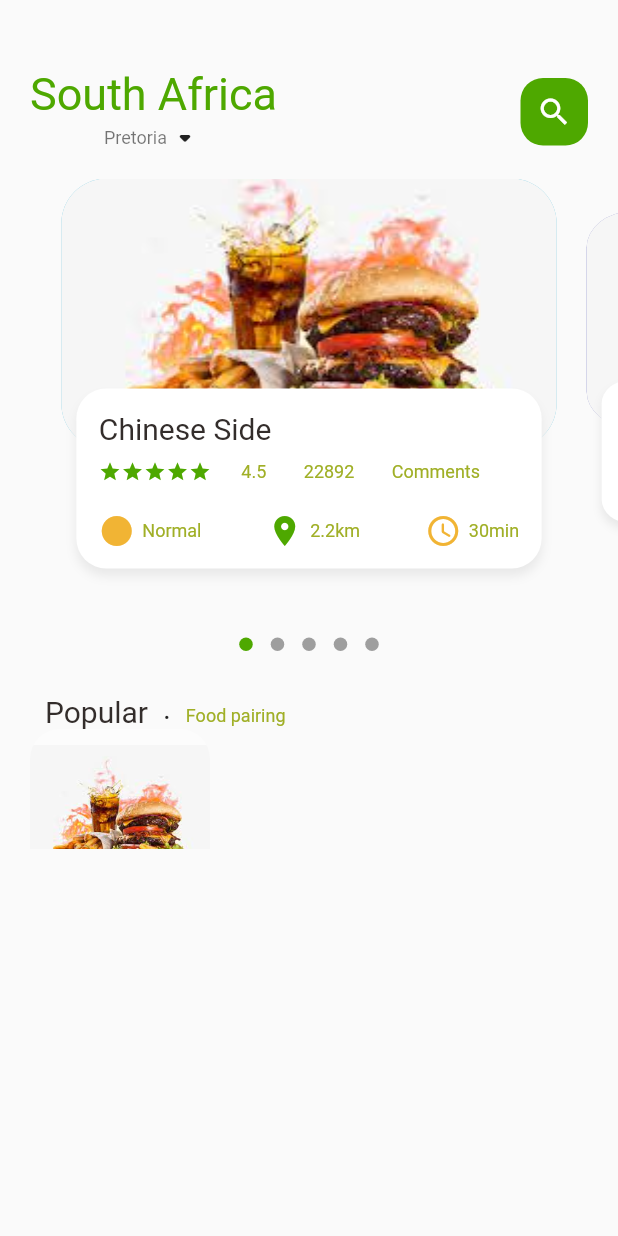
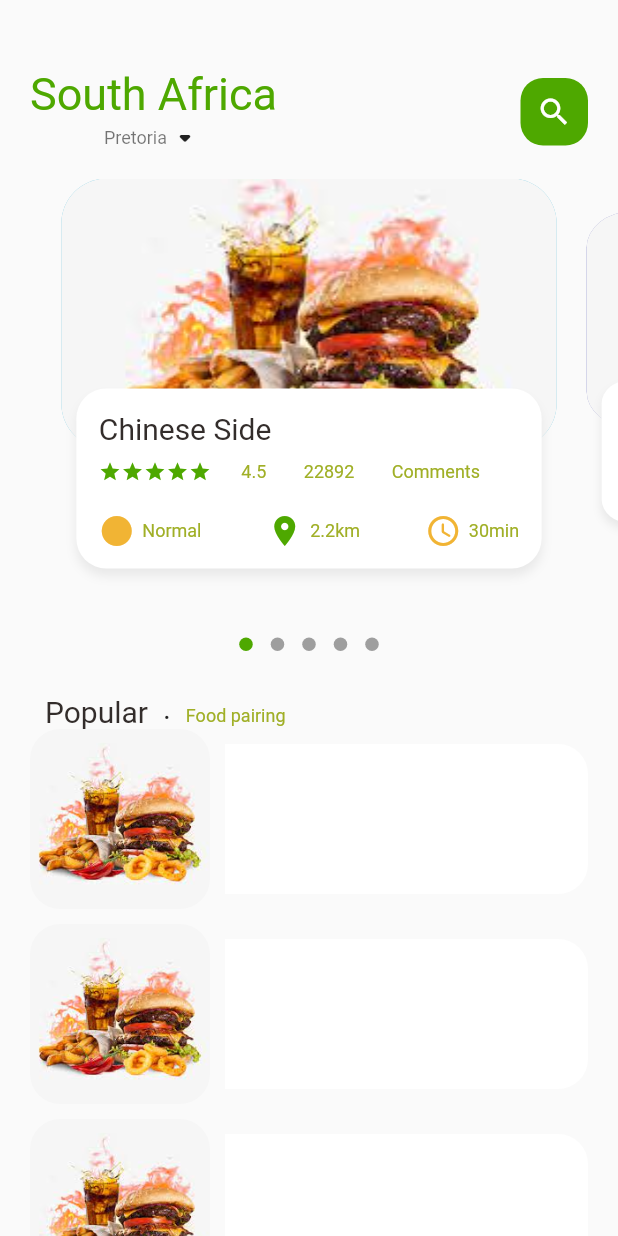
Before and after one commit to samkelo-makeleni/ecommerce_app, a Flutter app: the screen it shows after launch, on a phone screen of 412 x 824 dp. Run offline on Flutter 3.47's test engine with Material 2 defaults, Android fonts, the phone set to English and light mode, and no system bars; drawn by our look-alikes of dots_indicator; our stand-ins replace get; missing offline and left inert: dart:ffi.

Commit message:
work in progress

```diff
--- a/lib/pages/food_page_body.dart
+++ b/lib/pages/food_page_body.dart
@@ -98,14 +98,17 @@ class _FoodPageBodyState extends State<FoodPageBody> {
         ),
         // List of food and images
         Container(
-          height: 80,
+          height: 700,
           child: ListView.builder(
+            physics: const NeverScrollableScrollPhysics(),
+           // shrinkWrap: true,
             itemCount: 10,
             itemBuilder: ((context, index) {
               return Container(
-                  margin: const EdgeInsets.only(left: 20, right: 20),
+                  margin: const EdgeInsets.only(left: 20, right: 20, bottom: 10),
                   child: Row(
                     children: [
+                      //image container
                       Container(
                         width: 120,
                         height: 120,
@@ -113,11 +116,28 @@ class _FoodPageBodyState extends State<FoodPageBody> {
                           borderRadius: BorderRadius.circular(20),
                           color: Colors.white38,
                           image : const DecorationImage(
+                            fit: BoxFit.cover,
                           image: AssetImage(
                           "assets/images/food11.jpeg"), )
 
                         ),
-                      )
+                      ),
+                      //Text container
+                     const SizedBox(width: 10,),
+                     Expanded(
+                       child: Container(
+                         height: 100,
+                         //width: 200,
+                         decoration: const BoxDecoration(
+                           borderRadius: BorderRadius.only(
+                             topRight: Radius.circular(20),
+                             bottomRight: Radius.circular(20),
+                           ),
+                           color: Colors.white,
+
+                         ),
+                       ),
+                     )
                     ],
                   ));
             })),
--- a/lib/pages/main_food_page.dart
+++ b/lib/pages/main_food_page.dart
@@ -56,7 +56,10 @@ class _MainFoodPageState extends State<MainFoodPage> {
         )
       ),
       //Showing the body
-      const FoodPageBody(),
-        ]));
+      const Expanded(
+        child: SingleChildScrollView(
+          child: FoodPageBody(),
+        ),),
+        ],),);
   }
 }
```
